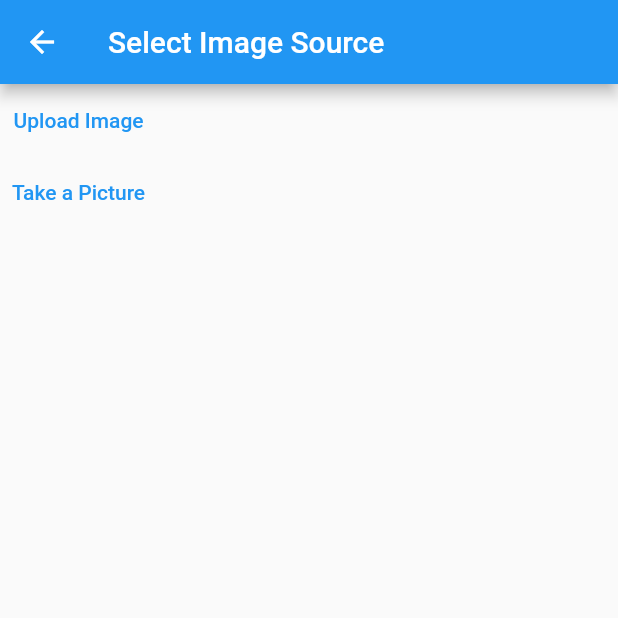
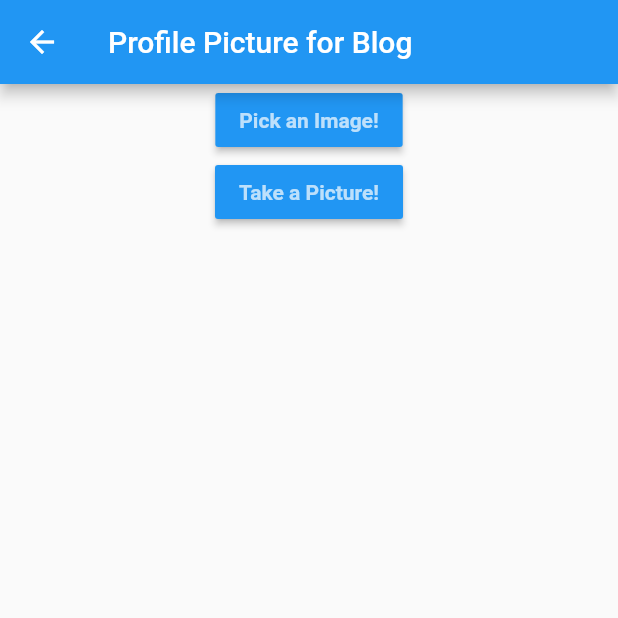
Before and after one commit to Alexandria213/Network-Effect, a Flutter app: the SelectImageScreen screen opened directly, on a phone screen of 412 x 824 dp, the top half of it. Run offline on Flutter 3.47's test engine with Material 2 defaults, Android fonts, the light colour scheme and no system bars; our stand-ins replace image_picker.

Commit message:
Add ImagePicker package and setup pages for image select and navigation

```diff
--- a/ispy_game/lib/image_selection_screen.dart
+++ b/ispy_game/lib/image_selection_screen.dart
@@ -1,16 +1,51 @@
 import 'package:flutter/material.dart';
-import 'package:ispy_game/main.dart';
+import 'package:ispy_game/send_image_screen.dart';
+
+enum ImageSourceType { gallery, camera }
 
 class SelectImageScreen extends StatelessWidget {
   const SelectImageScreen({super.key});
 
+  void _handleURLButtonPress(BuildContext context, var type) {
+    Navigator.push(context,
+        MaterialPageRoute(builder: (context) => SendImageScreen(type)));
+  }
+
   @override
   Widget build(BuildContext context) {
     return Scaffold(
-      appBar: AppBar(title: const Text('Select Image Source')),
-      body: Column(children: [TextButton(onPressed: () {}, child: const Text("Upload Image")),
-      TextButton(onPressed: () {}, child: const Text("Take a Picture"))]
-      ),
-    );
+        appBar: AppBar(
+          title: const Text("Profile Picture for Blog"),
+        ),
+        body: Center(
+          child: Column(
+            children: [
+              MaterialButton(
+                key: const Key("GalleryButton"),
+                color: Colors.blue,
+                child: const Text(
+                  "Pick an Image!",
+                  style: TextStyle(
+                      color: Colors.white70, fontWeight: FontWeight.bold),
+                ),
+                onPressed: () {
+                  _handleURLButtonPress(context, ImageSourceType.gallery);
+                },
+              ),
+              MaterialButton(
+                key: const Key("CameraButton"),
+                color: Colors.blue,
+                child: const Text(
+                  "Take a Picture!",
+                  style: TextStyle(
+                      color: Colors.white70, fontWeight: FontWeight.bold),
+                ),
+                onPressed: () {
+                  _handleURLButtonPress(context, ImageSourceType.camera);
+                },
+              ),
+            ],
+          ),
+        ));
   }
 }
--- a/ispy_game/pubspec.yaml
+++ b/ispy_game/pubspec.yaml
@@ -31,6 +31,7 @@ environment:
 dependencies:
   flutter:
     sdk: flutter
+  image_picker: ^0.8.5+3
 
 
   # The following adds the Cupertino Icons font to your application.
```
Also changed, not shown: ispy_game/lib/home_screen.dart (+84 -11 lines), ispy_game/lib/send_image_screen.dart (+58 -8 lines), ispy_game/pubspec.lock.
